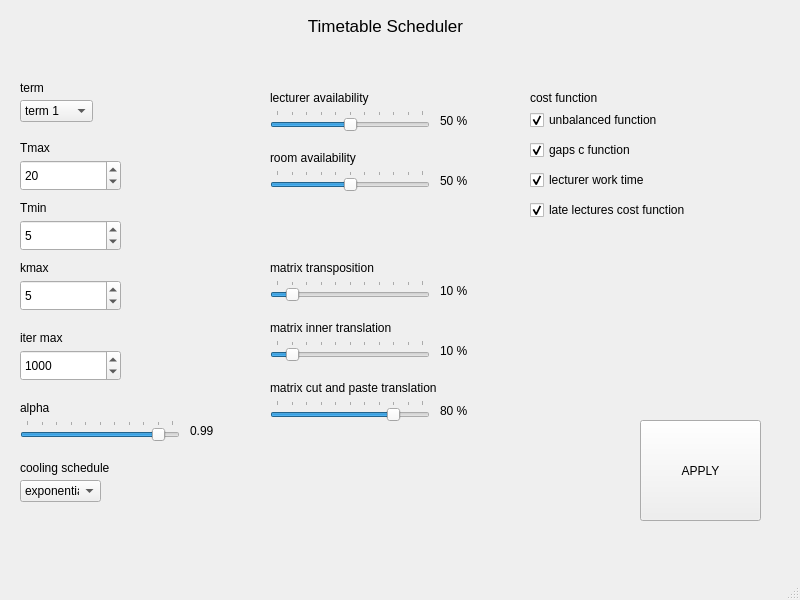
Old version of the form gui/main_window.ui in the repository dominik-air/timetable-scheduler.
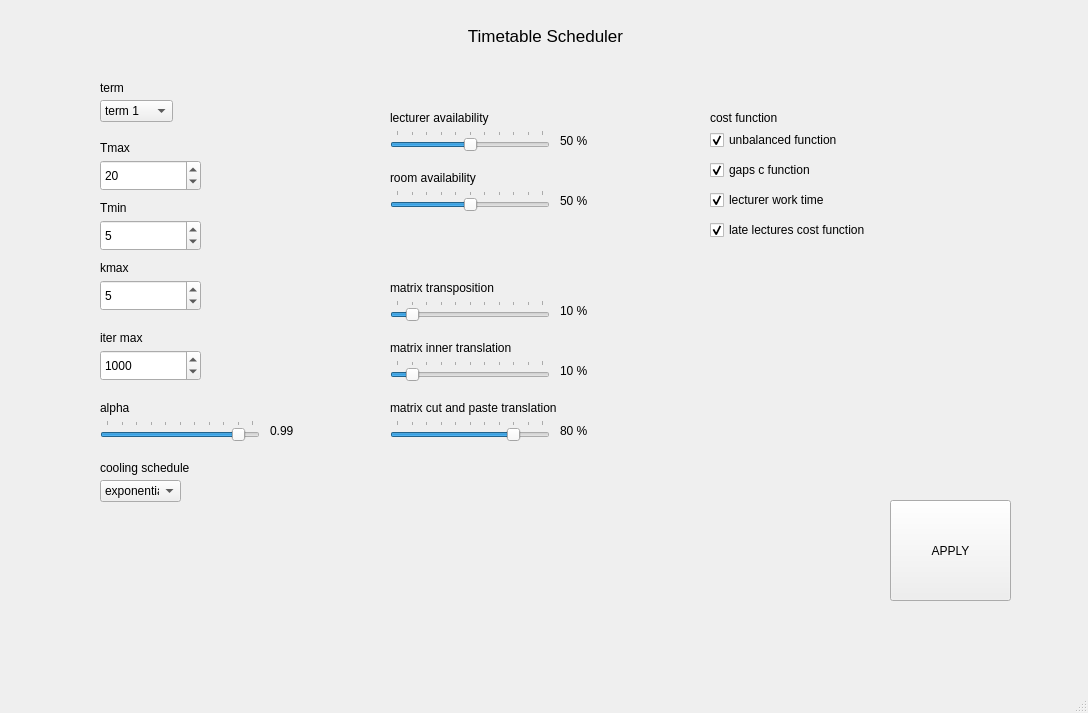
New version of the form.

The edit to the form file:
```diff
--- a/gui/main_window.ui
+++ b/gui/main_window.ui
@@ -6,8 +6,8 @@
    <rect>
     <x>0</x>
     <y>0</y>
-    <width>800</width>
-    <height>600</height>
+    <width>1088</width>
+    <height>713</height>
    </rect>
   </property>
   <property name="windowTitle">
@@ -17,8 +17,8 @@
    <widget class="QLabel" name="label_title">
     <property name="geometry">
      <rect>
-      <x>250</x>
-      <y>0</y>
+      <x>410</x>
+      <y>10</y>
       <width>271</width>
       <height>51</height>
      </rect>
@@ -41,7 +41,7 @@
    <widget class="QLabel" name="label_tmax">
     <property name="geometry">
      <rect>
-      <x>20</x>
+      <x>100</x>
       <y>140</y>
       <width>55</width>
       <height>16</height>
@@ -57,7 +57,7 @@
    <widget class="QLabel" name="label_tmin">
     <property name="geometry">
      <rect>
-      <x>20</x>
+      <x>100</x>
       <y>200</y>
       <width>55</width>
       <height>16</height>
@@ -70,7 +70,7 @@
    <widget class="QLabel" name="label_kmax">
     <property name="geometry">
      <rect>
-      <x>20</x>
+      <x>100</x>
       <y>260</y>
       <width>55</width>
       <height>16</height>
@@ -83,7 +83,7 @@
    <widget class="QLabel" name="label_alpha">
     <property name="geometry">
      <rect>
-      <x>20</x>
+      <x>100</x>
       <y>400</y>
       <width>55</width>
       <height>16</height>
@@ -96,7 +96,7 @@
    <widget class="QLabel" name="label_cooling_schedule">
     <property name="geometry">
      <rect>
-      <x>20</x>
+      <x>100</x>
       <y>460</y>
       <width>101</width>
       <height>16</height>
@@ -109,7 +109,7 @@
    <widget class="QLabel" name="label_term">
     <property name="geometry">
      <rect>
-      <x>20</x>
+      <x>100</x>
       <y>80</y>
       <width>31</width>
       <height>16</height>
@@ -122,7 +122,7 @@
    <widget class="QComboBox" name="comboBox_term">
     <property name="geometry">
      <rect>
-      <x>20</x>
+      <x>100</x>
       <y>100</y>
       <width>73</width>
       <height>22</height>
@@ -167,7 +167,7 @@
    <widget class="QSlider" name="horizontalSlider_alpha">
     <property name="geometry">
      <rect>
-      <x>20</x>
+      <x>100</x>
       <y>420</y>
       <width>160</width>
       <height>22</height>
@@ -201,7 +201,7 @@
    <widget class="QComboBox" name="comboBox_cooling_schedule">
     <property name="geometry">
      <rect>
-      <x>20</x>
+      <x>100</x>
       <y>480</y>
       <width>81</width>
       <height>22</height>
@@ -241,8 +241,8 @@
    <widget class="QLabel" name="label_lecturer_availability">
     <property name="geometry">
      <rect>
-      <x>270</x>
-      <y>90</y>
+      <x>390</x>
+      <y>110</y>
       <width>121</width>
       <height>16</height>
      </rect>
@@ -254,8 +254,8 @@
    <widget class="QSlider" name="horizontalSlider_lecturer_availability">
     <property name="geometry">
      <rect>
-      <x>270</x>
-      <y>110</y>
+      <x>390</x>
+      <y>130</y>
       <width>160</width>
       <height>22</height>
      </rect>
@@ -285,8 +285,8 @@
    <widget class="QLabel" name="label_room_availability">
     <property name="geometry">
      <rect>
-      <x>270</x>
-      <y>150</y>
+      <x>390</x>
+      <y>170</y>
       <width>101</width>
       <height>16</height>
      </rect>
@@ -298,8 +298,8 @@
    <widget class="QSlider" name="horizontalSlider_room_availability">
     <property name="geometry">
      <rect>
-      <x>270</x>
-      <y>170</y>
+      <x>390</x>
+      <y>190</y>
       <width>160</width>
       <height>22</height>
      </rect>
@@ -329,8 +329,8 @@
    <widget class="QSlider" name="horizontalSlider_matrix_transposition">
     <property name="geometry">
      <rect>
-      <x>270</x>
-      <y>280</y>
+      <x>390</x>
+      <y>300</y>
       <width>160</width>
       <height>22</height>
      </rect>
@@ -360,8 +360,8 @@
    <widget class="QSlider" name="horizontalSlider_matrix_inner_translation">
     <property name="geometry">
      <rect>
-      <x>270</x>
-      <y>340</y>
+      <x>390</x>
+      <y>360</y>
       <width>160</width>
       <height>22</height>
      </rect>
@@ -391,8 +391,8 @@
    <widget class="QLabel" name="label_matrix_inner_translation">
     <property name="geometry">
      <rect>
-      <x>270</x>
-      <y>320</y>
+      <x>390</x>
+      <y>340</y>
       <width>141</width>
       <height>16</height>
      </rect>
@@ -404,8 +404,8 @@
    <widget class="QLabel" name="label_matrix_transposition">
     <property name="geometry">
      <rect>
-      <x>270</x>
-      <y>260</y>
+      <x>390</x>
+      <y>280</y>
       <width>121</width>
       <height>16</height>
      </rect>
@@ -417,8 +417,8 @@
    <widget class="QLabel" name="label_matrix_cut_and_paste_translation">
     <property name="geometry">
      <rect>
-      <x>270</x>
-      <y>380</y>
+      <x>390</x>
+      <y>400</y>
       <width>181</width>
       <height>16</height>
      </rect>
@@ -436,8 +436,8 @@
    <widget class="QSlider" name="horizontalSlider_matrix_cut_and_paste_translation">
     <property name="geometry">
      <rect>
-      <x>270</x>
-      <y>400</y>
+      <x>390</x>
+      <y>420</y>
       <width>160</width>
       <height>22</height>
      </rect>
@@ -467,8 +467,8 @@
    <widget class="QPushButton" name="pushButton_apply">
     <property name="geometry">
      <rect>
-      <x>640</x>
-      <y>420</y>
+      <x>890</x>
+      <y>500</y>
       <width>121</width>
       <height>101</height>
      </rect>
@@ -480,7 +480,7 @@
    <widget class="QSpinBox" name="spinBox_tmax">
     <property name="geometry">
      <rect>
-      <x>20</x>
+      <x>100</x>
       <y>160</y>
       <width>101</width>
       <height>31</height>
@@ -493,7 +493,7 @@
    <widget class="QSpinBox" name="spinBox_tmin">
     <property name="geometry">
      <rect>
-      <x>20</x>
+      <x>100</x>
       <y>220</y>
       <width>101</width>
       <height>31</height>
@@ -506,7 +506,7 @@
    <widget class="QSpinBox" name="spinBox_kmax">
     <property name="geometry">
      <rect>
-      <x>20</x>
+      <x>100</x>
       <y>280</y>
       <width>101</width>
       <height>31</height>
@@ -519,7 +519,7 @@
    <widget class="QSpinBox" name="spinBox_iter_max">
     <property name="geometry">
      <rect>
-      <x>20</x>
+      <x>100</x>
       <y>350</y>
       <width>101</width>
       <height>31</height>
@@ -535,7 +535,7 @@
    <widget class="QLabel" name="label_iter_max">
     <property name="geometry">
      <rect>
-      <x>20</x>
+      <x>100</x>
       <y>330</y>
       <width>55</width>
       <height>16</height>
@@ -548,8 +548,8 @@
    <widget class="QLabel" name="label_cost">
     <property name="geometry">
      <rect>
-      <x>530</x>
-      <y>90</y>
+      <x>710</x>
+      <y>110</y>
       <width>81</width>
       <height>16</height>
      </rect>
@@ -561,8 +561,8 @@
    <widget class="QCheckBox" name="checkBox_unbalanced_function">
     <property name="geometry">
      <rect>
-      <x>530</x>
-      <y>110</y>
+      <x>710</x>
+      <y>130</y>
       <width>141</width>
       <height>20</height>
      </rect>
@@ -580,8 +580,8 @@
    <widget class="QCheckBox" name="checkBox_gaps_c_function">
     <property name="geometry">
      <rect>
-      <x>530</x>
-      <y>140</y>
+      <x>710</x>
+      <y>160</y>
       <width>141</width>
       <height>20</height>
      </rect>
@@ -596,8 +596,8 @@
    <widget class="QCheckBox" name="checkBox_lecturer_work_time">
     <property name="geometry">
      <rect>
-      <x>530</x>
-      <y>170</y>
+      <x>710</x>
+      <y>190</y>
       <width>161</width>
       <height>20</height>
      </rect>
@@ -612,8 +612,8 @@
    <widget class="QCheckBox" name="checkBox_late_lectures_cost_function">
     <property name="geometry">
      <rect>
-      <x>530</x>
-      <y>200</y>
+      <x>710</x>
+      <y>220</y>
       <width>161</width>
       <height>20</height>
      </rect>
@@ -628,7 +628,7 @@
    <widget class="QLabel" name="label_alpha_procent">
     <property name="geometry">
      <rect>
-      <x>190</x>
+      <x>270</x>
       <y>420</y>
       <width>51</width>
       <height>21</height>
@@ -641,8 +641,8 @@
    <widget class="QLabel" name="label_matrix_cut_and_paste_translation_procent">
     <property name="geometry">
      <rect>
-      <x>440</x>
-      <y>400</y>
+      <x>560</x>
+      <y>420</y>
       <width>51</width>
       <height>21</height>
      </rect>
@@ -654,8 +654,8 @@
    <widget class="QLabel" name="label_matrix_inner_translation_procent">
     <property name="geometry">
      <rect>
-      <x>440</x>
-      <y>340</y>
+      <x>560</x>
+      <y>360</y>
       <width>51</width>
       <height>21</height>
      </rect>
@@ -667,8 +667,8 @@
    <widget class="QLabel" name="label_matrix_transposition_procent">
     <property name="geometry">
      <rect>
-      <x>440</x>
-      <y>280</y>
+      <x>560</x>
+      <y>300</y>
       <width>51</width>
       <height>21</height>
      </rect>
@@ -680,8 +680,8 @@
    <widget class="QLabel" name="label_room_availability_procent">
     <property name="geometry">
      <rect>
-      <x>440</x>
-      <y>170</y>
+      <x>560</x>
+      <y>190</y>
       <width>51</width>
       <height>21</height>
      </rect>
@@ -693,8 +693,8 @@
    <widget class="QLabel" name="label_lecturer_availability_procent">
     <property name="geometry">
      <rect>
-      <x>440</x>
-      <y>110</y>
+      <x>560</x>
+      <y>130</y>
       <width>51</width>
       <height>21</height>
      </rect>
```
Left out of the diff: 2 changed lines with no effect on the pictures.
